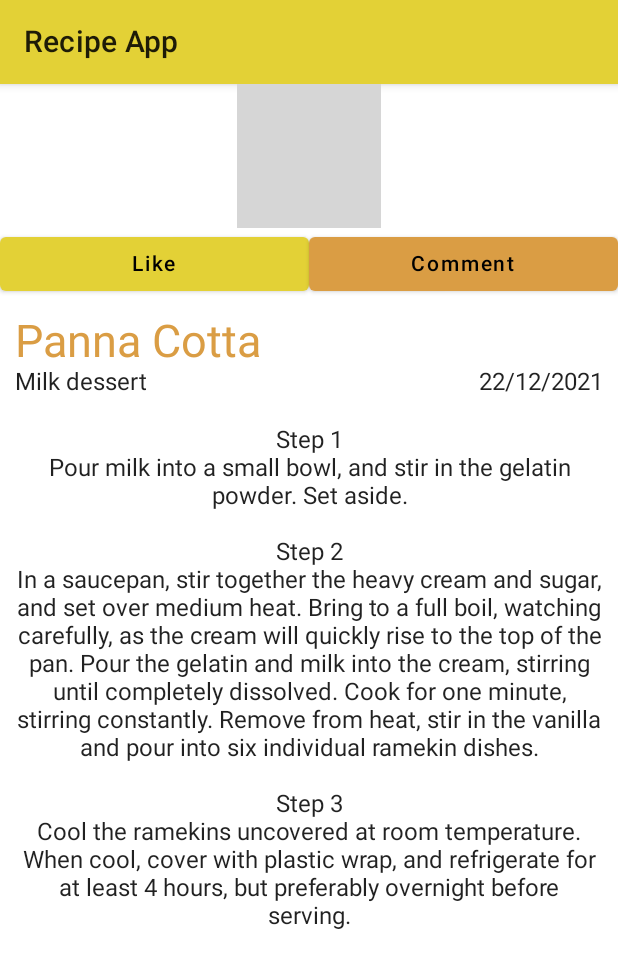
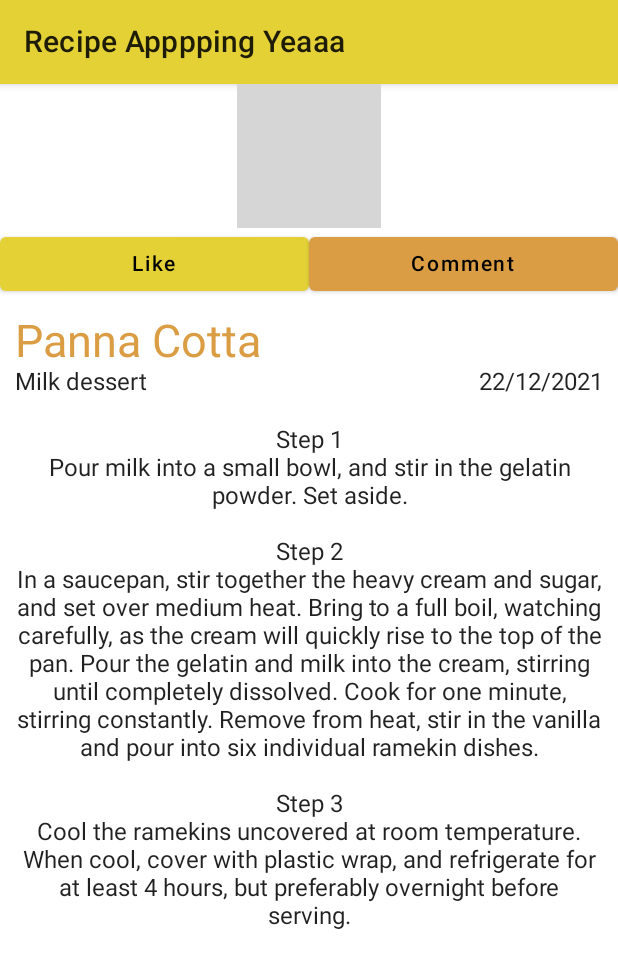
Before and after one commit to aliatillaydemir/Basic_recipe_app-design-_withCompose, an Android app built with Jetpack Compose: the screen it shows after launch (MainActivity), on a phone screen of 412 x 824 dp. Shown: the top 968 px of the screen. Run offline under Robolectric (Android 15) with nearby library versions, the phone set to English and light mode, and no system bars; grey boxes are pictures that could not be loaded.

Commit message:
commit&push with git fork to step3Fork

```diff
--- a/app/src/main/java/com/ayd/foodrecipe/MainActivity.kt
+++ b/app/src/main/java/com/ayd/foodrecipe/MainActivity.kt
@@ -51,7 +51,7 @@ fun MainMethod() {
     Scaffold(
         topBar = {
             TopAppBar(
-                title = {Text(text = "Recipe App")},
+                title = {Text(text = "Recipe Apppping Yeaaa")},
                 backgroundColor = colorResource(id = R.color.mainColor)
             )
 
```
